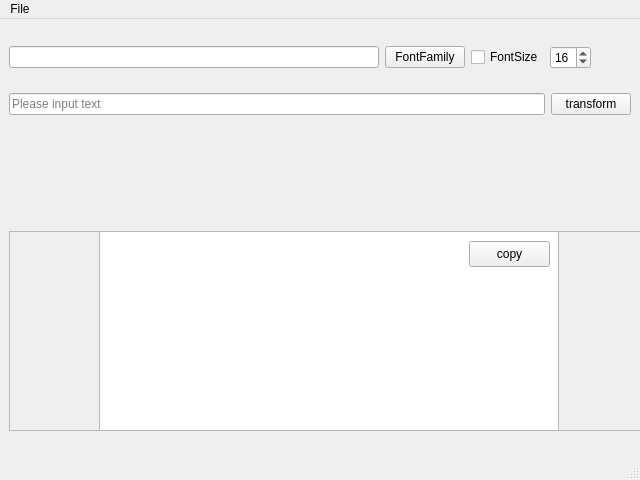
Old version of the form MainWindow.ui in the repository qytech/LCDTools.
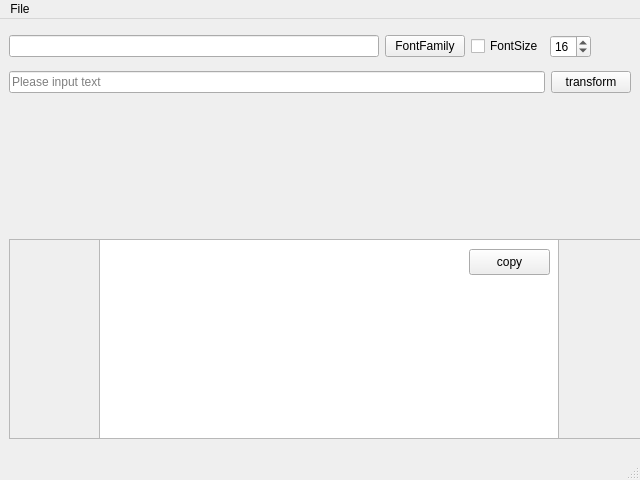
New version of the form.

Diff of the .ui file:
```diff
--- a/MainWindow.ui
+++ b/MainWindow.ui
@@ -143,14 +143,14 @@
      <widget class="QLabel" name="iv_image">
       <property name="minimumSize">
        <size>
-        <width>32</width>
-        <height>48</height>
+        <width>100</width>
+        <height>100</height>
        </size>
       </property>
       <property name="maximumSize">
        <size>
-        <width>32</width>
-        <height>48</height>
+        <width>100</width>
+        <height>100</height>
        </size>
       </property>
       <property name="text">
```
